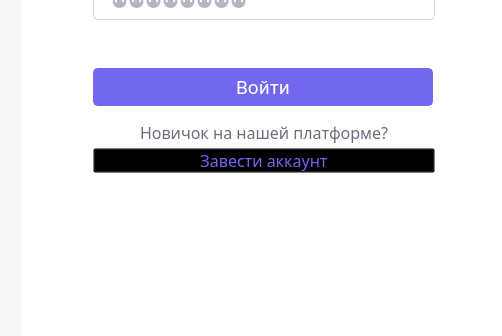
This is design/login_w.ui in yurii-bel/project_2021 as Qt 5 draws it before an edit; both pictures show x 778 to 1280 and y 432 to 768 of the 1280 by 768 pixel window. The edited form follows.
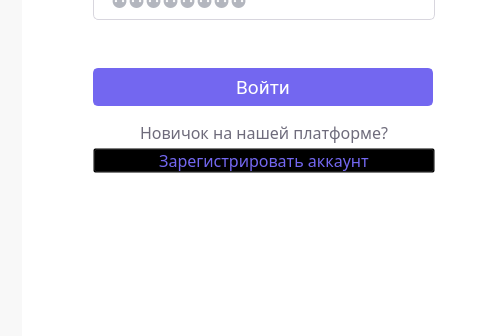
This is the edited form. Icons and pictures are not drawn.

```diff
--- a/design/login_w.ui
+++ b/design/login_w.ui
@@ -242,7 +242,7 @@
 }</string>
     </property>
     <property name="text">
-     <string>Завести аккаунт</string>
+     <string>Зарегистрировать аккаунт</string>
     </property>
    </widget>
    <widget class="QLineEdit" name="login_w_lineedit_password">
```
